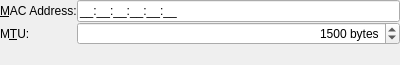
Qt form libs/ui/wired.ui (KDE/networkmanagement) before a commit.
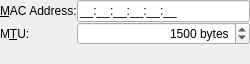
The same form after that commit.

Patch:
```diff
--- a/libs/ui/wired.ui
+++ b/libs/ui/wired.ui
@@ -5,8 +5,8 @@
    <rect>
     <x>0</x>
     <y>0</y>
-    <width>400</width>
-    <height>65</height>
+    <width>250</width>
+    <height>64</height>
    </rect>
   </property>
   <property name="windowTitle" >
```
